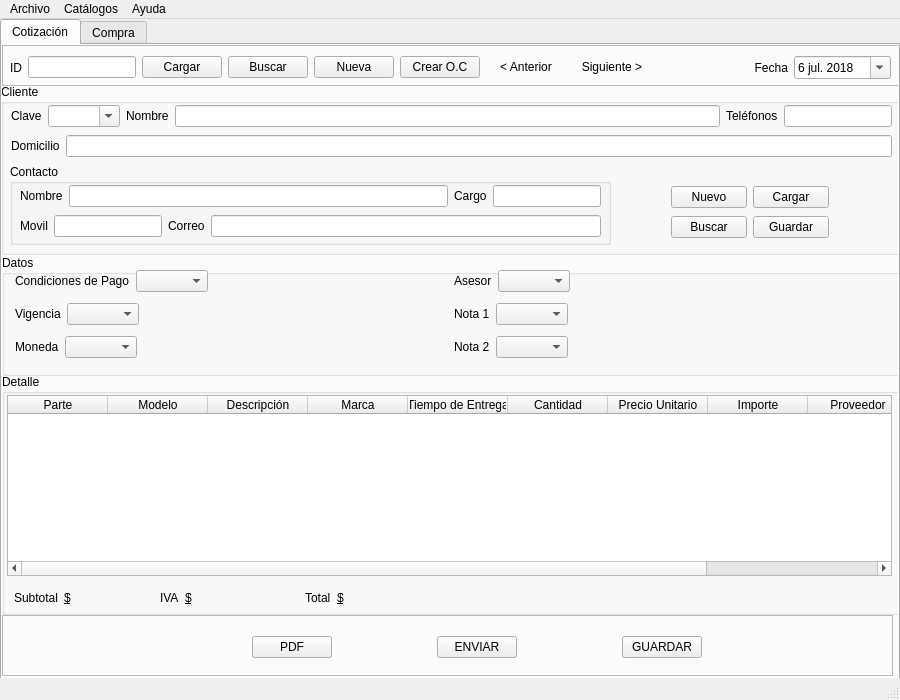
The window that ventana.ui (esantanaya/coticom) describes before a commit, drawn with Qt 5.
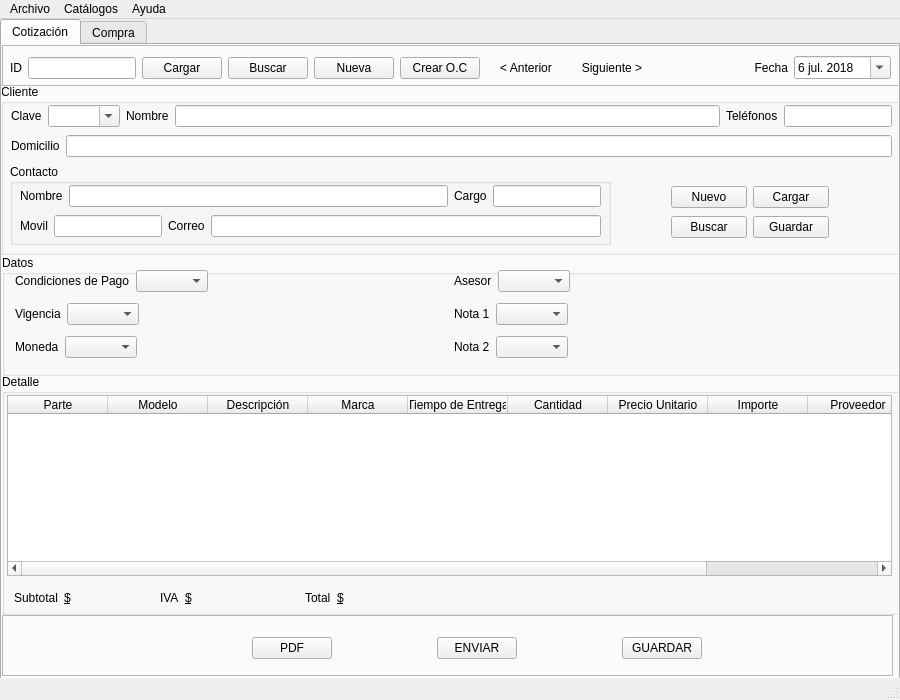
The same window after the commit. Icons and pictures are not drawn.

```diff
--- a/ventana.ui
+++ b/ventana.ui
@@ -121,7 +121,7 @@
          <x>8</x>
          <y>10</y>
          <width>881</width>
-         <height>25</height>
+         <height>26</height>
         </rect>
        </property>
        <layout class="QHBoxLayout" name="horizontalLayout_7">
@@ -1022,7 +1022,7 @@
          <x>250</x>
          <y>20</y>
          <width>451</width>
-         <height>25</height>
+         <height>26</height>
         </rect>
        </property>
        <layout class="QHBoxLayout" name="horizontalLayout_6">
```
Left out of the diff: 6 changed lines with no effect on the pictures.
